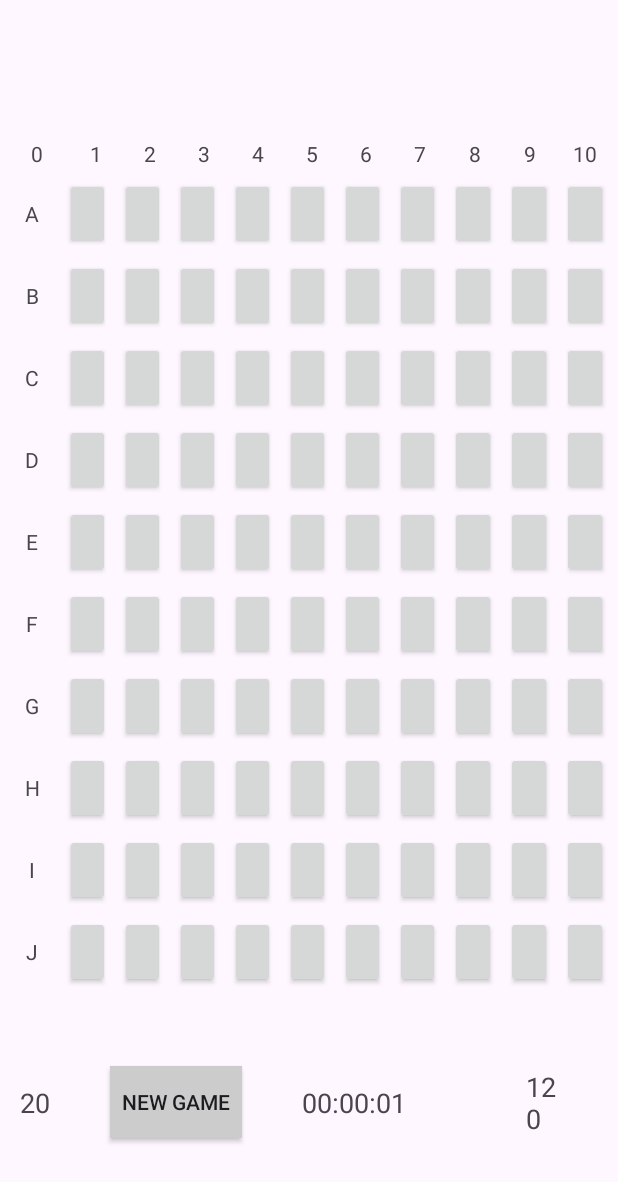
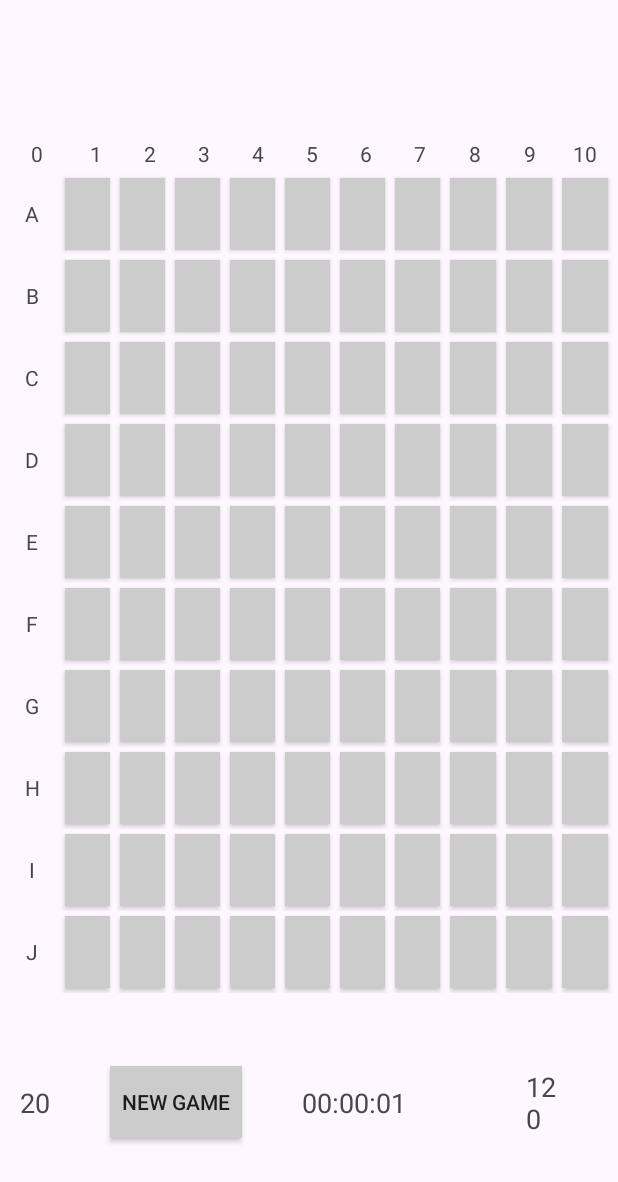
Before and after one commit to NaturalTC/AndroidProject, an Android app: the screen it shows after launch (MainActivity), after a tap on "Play!", on a phone screen of 412 x 824 dp. Shown: the top 1182 px of the screen. Run offline under Robolectric (Android 15) with nearby library versions, the phone set to English and light mode, and no system bars.

Commit message:
switch to cell buttons

```diff
--- a/app/src/main/java/com/gamecodeschool/minesweeper/MineCell.java
+++ b/app/src/main/java/com/gamecodeschool/minesweeper/MineCell.java
@@ -5,8 +5,12 @@ public class MineCell {
     public boolean isRevealed;
     public boolean isFlagged;
     public int surroundingMines;
+    public int row;
+    public int col;
 
-    public MineCell() {
+    public MineCell(int row, int col) {
+        this.row = row;
+        this.col = col;
         this.hasMine = false;
         this.isRevealed = false;
         this.isFlagged = false;
--- /dev/null
+++ b/app/src/main/java/com/gamecodeschool/minesweeper/MineCellButton.java
@@ -0,0 +1,20 @@
+package com.gamecodeschool.minesweeper;
+
+import android.content.Context;
+import android.graphics.Color;
+
+import androidx.appcompat.widget.AppCompatButton;
+
+public class MineCellButton extends AppCompatButton {
+
+    public MineCell cell;
+    public MineCellButton(Context context, MineCell inboundCell) {
+            super(context);
+            init();
+            this.cell = inboundCell;
+        }
+        private void init() {
+            setBackgroundColor(Color.LTGRAY);
+            setTextAppearance(android.R.style.TextAppearance_Material);
+        }
+}
--- a/app/src/main/java/com/gamecodeschool/minesweeper/MineSweeperGame.java
+++ b/app/src/main/java/com/gamecodeschool/minesweeper/MineSweeperGame.java
@@ -22,7 +22,7 @@ public class MineSweeperGame {
     private void initializeGrid() {
         for (int i = 0; i < rows; i++) {
             for (int j = 0; j < cols; j++) {
-                grid[i][j] = new MineCell();
+                grid[i][j] = new MineCell(i, j);
             }
         }
     }
@@ -103,8 +103,8 @@ public class MineSweeperGame {
     public int getRemainingFlags() {
         return totalMines - flagsPlaced;
     }
-    public MineCell getCell(int x, int y) {
-        return grid[x][y];
+    public MineCell getCell(int row, int col) {
+        return grid[row][col];
     }
     public boolean isGameOver() {
         return gameOver;
```
Also changed, not shown: app/src/main/java/com/gamecodeschool/minesweeper/MainActivity.java (+18 -15 lines).
